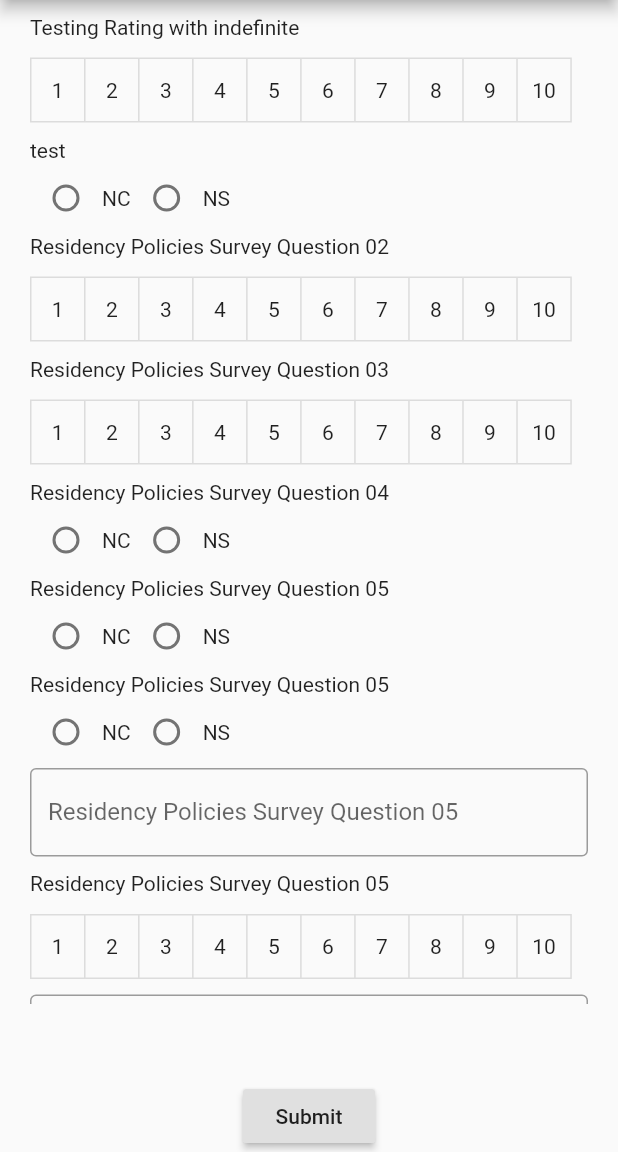
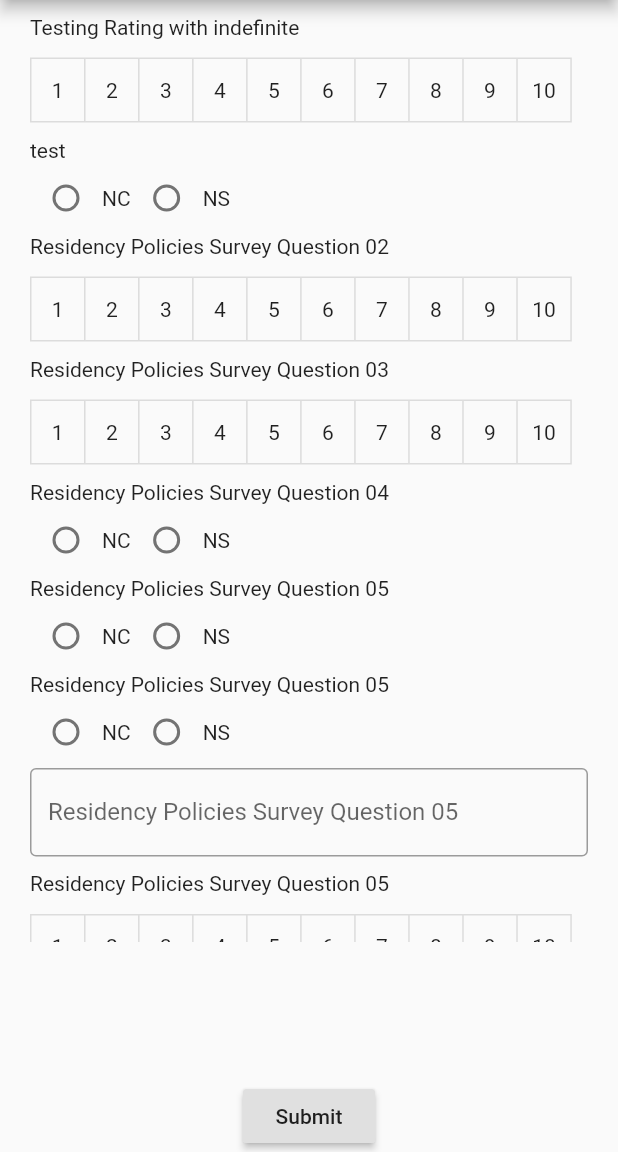
Before and after one commit to Thalinda/My_pcakages, a Flutter app: the screen it shows after launch, on a phone screen of 412 x 824 dp, the part 84-1236 px from its top. Run offline on Flutter 3.47's test engine with Material 2 defaults, Android fonts, the phone set to English and light mode, and no system bars; our stand-ins replace dropdown_search, get.

Commit message:
Add Change

```diff
--- a/lib/dynamic_forms.dart
+++ b/lib/dynamic_forms.dart
@@ -162,7 +162,7 @@ class _DynamicFormsState extends State<DynamicForms> {
         surveyQuizId: 5,
         surveyId: 5,
         quizType: 1,
-        quiz: "Residency Policies Survey Question 05",
+        quiz: "Last Quetions",
         isRequired: 0,
         createdDate: DateTime.parse("2022-01-26T00:00:00"),
         modifiedDate: DateTime.parse("2022-01-26T00:00:00")),
--- a/packages/dynamicform/lib/calldynamic.dart
+++ b/packages/dynamicform/lib/calldynamic.dart
@@ -28,7 +28,7 @@ class _GenerateDyamicFormState extends State<GenerateDyamicForm> {
       child: SingleChildScrollView(
         child: SizedBox(
           width: MediaQuery.of(context).size.width,
-          height: MediaQuery.of(context).size.height * 0.8,
+          height: MediaQuery.of(context).size.height * 0.75,
           child: ListView.builder(
             // shrinkWrap: true,
             cacheExtent: 100000000,
```
